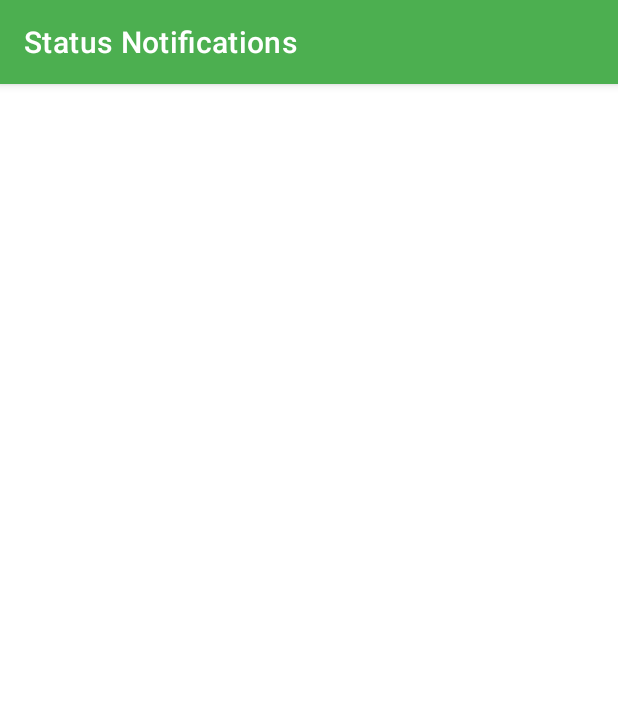
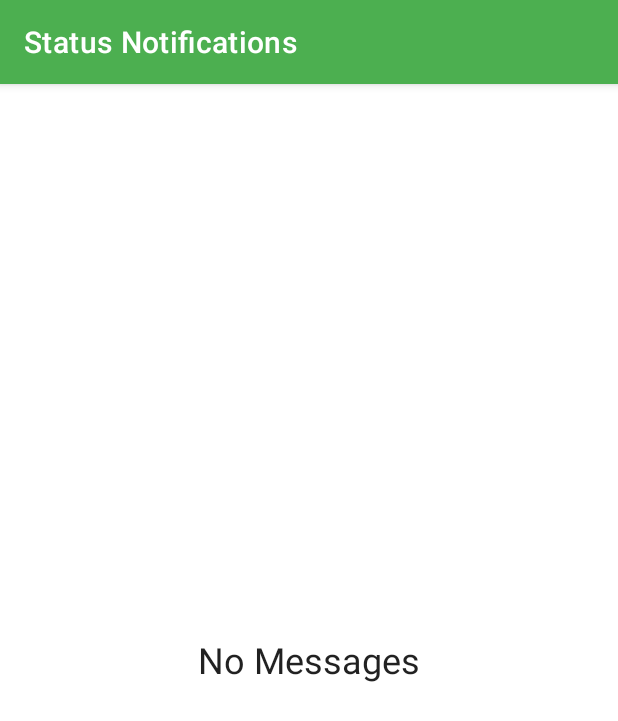
Before and after one commit to chris-hamper/android-cloud-notifications, an Android app: the screen it shows after launch (MessageListActivity), on a phone screen of 412 x 824 dp. Shown: the top 721 px of the screen. Run offline under Robolectric (Android 15) with nearby library versions, the phone set to English and light mode, and no system bars; our stand-ins replace Room's generated code.

Commit message:
Add 'no messages' view

```diff
--- a/app/src/main/java/com/chrishamper/statusnotifications/messageList/MessageListActivity.kt
+++ b/app/src/main/java/com/chrishamper/statusnotifications/messageList/MessageListActivity.kt
@@ -7,6 +7,9 @@ import android.graphics.drawable.ColorDrawable
 import android.os.Build
 import android.os.Bundle
 import android.util.Log
+import android.view.View.GONE
+import android.view.View.VISIBLE
+import android.widget.TextView
 import androidx.activity.viewModels
 import androidx.appcompat.app.AppCompatActivity
 import androidx.recyclerview.widget.DividerItemDecoration
@@ -45,9 +48,18 @@ class MessageListActivity : AppCompatActivity() {
         )
         recyclerView.addItemDecoration(dividerItemDecoration)
 
+        val noMessagesView: TextView = findViewById(R.id.no_messages_view)
+
         messageListViewModel.liveData.observe(this, {
             it?.let {
                 messageAdapter.submitList(it as MutableList<Message>)
+
+                if (it.isEmpty()) {
+                    noMessagesView.visibility = VISIBLE
+                }
+                else {
+                    noMessagesView.visibility = GONE
+                }
             }
         })
 
--- a/app/src/main/res/layout/activity_main.xml
+++ b/app/src/main/res/layout/activity_main.xml
@@ -11,4 +11,13 @@
         android:layout_height="match_parent"
         app:layoutManager="LinearLayoutManager"/>
 
+    <TextView
+        android:id="@+id/no_messages_view"
+        android:layout_width="match_parent"
+        android:layout_height="match_parent"
+        android:gravity="center"
+        android:visibility="gone"
+        android:text="@string/no_messages"
+        android:textAppearance="@style/TextAppearance.MaterialComponents.Headline5"/>
+
 </androidx.constraintlayout.widget.ConstraintLayout>
--- a/app/src/main/res/values/strings.xml
+++ b/app/src/main/res/values/strings.xml
@@ -11,4 +11,5 @@
     <string name="default_notification_channel_name" translatable="true">Status Notifications</string>
     <!-- [END fcm_default_icon_string] -->
     <string name="remove_message">Remove Message</string>
+    <string name="no_messages">No Messages</string>
 </resources>
```
